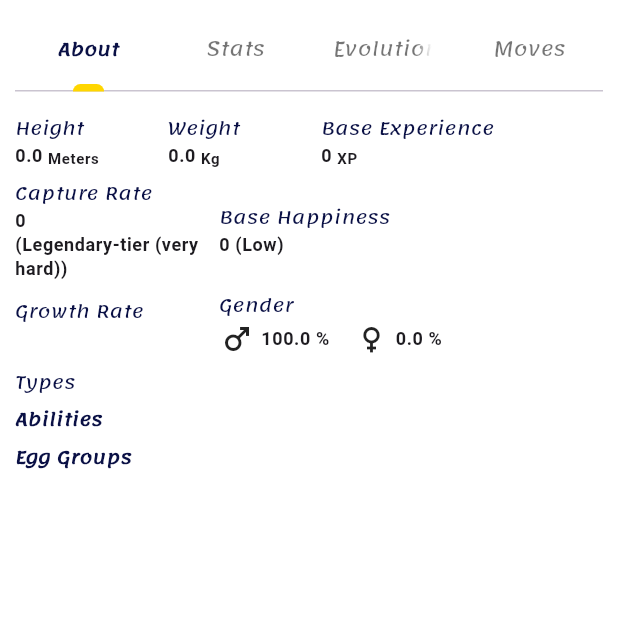
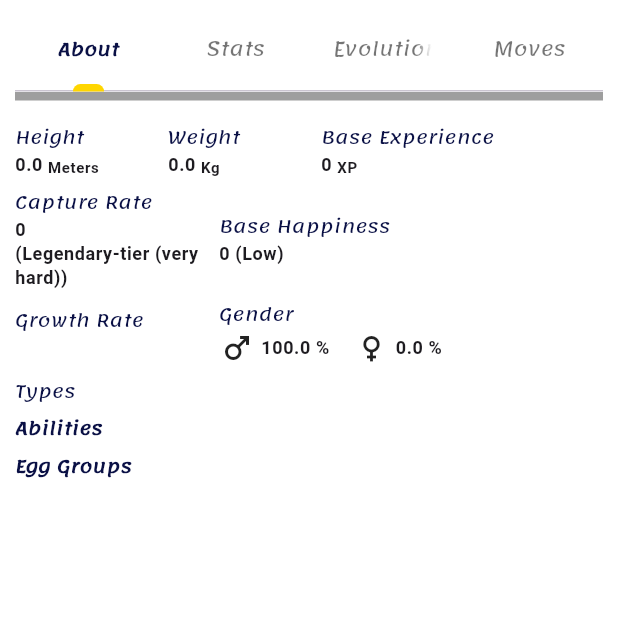
Before and after one commit to okelloEnos/Pokemon, a Flutter app: the PokemonsDetailsTab screen opened directly with empty values, on a phone screen of 412 x 824 dp, the top half of it. Run offline on Flutter 3.47's test engine with Material 3 defaults, Android fonts, the phone set to English and light mode, and no system bars; drawn by our look-alikes of pull_to_refresh; our stand-ins replace bloc, cached_network_image, carousel_slider, dio, equatable, flutter_animate and 11 more; accounts and stored records are empty; statements that could not run were skipped.

Commit message:
about draft two

```diff
--- a/lib/features/pokemons/gallery/domain/entities/pokemon_info_entity.dart
+++ b/lib/features/pokemons/gallery/domain/entities/pokemon_info_entity.dart
@@ -1,4 +1,5 @@
 import 'package:equatable/equatable.dart';
+import 'package:flutter/material.dart';
 
 import '../../../../features_barrel.dart';
 
@@ -24,6 +25,7 @@
   final String? growthRate;
   final String? habitat;
   final List<DataEntity>? eggGroups;
+  final Color? color;
 
   @override
   List<Object?> get props => [
@@ -46,7 +48,9 @@
         genderSplit,
         growthRate,
     habitat,
-        eggGroups
+        eggGroups,
+        variantsComplete,
+        color,
       ];
 
   const PokemonInfoEntity(
@@ -70,7 +74,8 @@
       this.growthRate,
       this.habitat,
       this.genderSplit,
-      this.eggGroups});
+      this.eggGroups,
+      this.color});
 
   // copyWith method
   PokemonInfoEntity copyWith({
@@ -95,6 +100,7 @@
     String? habitat,
     List<DataEntity>? eggGroups,
     List<PokemonInfoEntity>? variantsComplete,
+    Color? color,
   }) {
     return PokemonInfoEntity(
       pokemonName: pokemonName ?? this.pokemonName,
@@ -118,6 +124,7 @@
       habitat: habitat ?? this.habitat,
       eggGroups: eggGroups ?? this.eggGroups,
       variantsComplete: variantsComplete ?? this.variantsComplete,
+      color: color ?? this.color,
     );
   }
 }
--- a/lib/features/pokemons/gallery/presentation/screens/single_pokemon_screen.dart
+++ b/lib/features/pokemons/gallery/presentation/screens/single_pokemon_screen.dart
@@ -93,7 +93,7 @@
                 mainAxisSize: MainAxisSize.min,
                 children: [
                   Text("${pokemon.pokemonName}".capitalize(), style: const TextStyle(fontSize: 16.0, fontWeight: FontWeight.bold),),
-                  Text("(${pokemon.genus})", style: const TextStyle(fontSize: 12.0, fontWeight: FontWeight.normal, color: Colors.grey),),
+                  Text("(${pokemon.genus}, ${pokemon.habitat?.capitalize() ?? ""})", style: const TextStyle(fontSize: 12.0, fontWeight: FontWeight.normal, color: Colors.grey),),
                   const SizedBox(height: 8.0,),
                   Text("${pokemon.description}", style: const TextStyle(fontSize: 12.0, fontWeight: FontWeight.normal, color: Colors.grey),),
                 ],
--- a/lib/features/pokemons/gallery/presentation/widgets/single_pokemon.dart
+++ b/lib/features/pokemons/gallery/presentation/widgets/single_pokemon.dart
@@ -212,6 +212,10 @@
     child: Column(
       crossAxisAlignment: CrossAxisAlignment.start,
       children: [
+    Container(
+        height: 6,
+        width: double.infinity,
+        color: pokemon.color),
         const SizedBox(height: 16.0,),
         Row(
           children: [
--- a/pubspec.yaml
+++ b/pubspec.yaml
@@ -60,6 +60,8 @@
   pull_to_refresh: ^2.0.0
   page_transition: ^2.1.0
   get_it: ^8.2.0
+  palette_generator: ^0.3.3+5
+#  palette_generator: ^0.3.3+7
 
 dev_dependencies:
   flutter_test:
```
Also changed, not shown: lib/core/util/parse_util.dart (+68 -0 lines), lib/features/pokemons/gallery/bloc/pokemon/pokemon_bloc.dart (+13 -2 lines), pubspec.lock, 1 other file.
